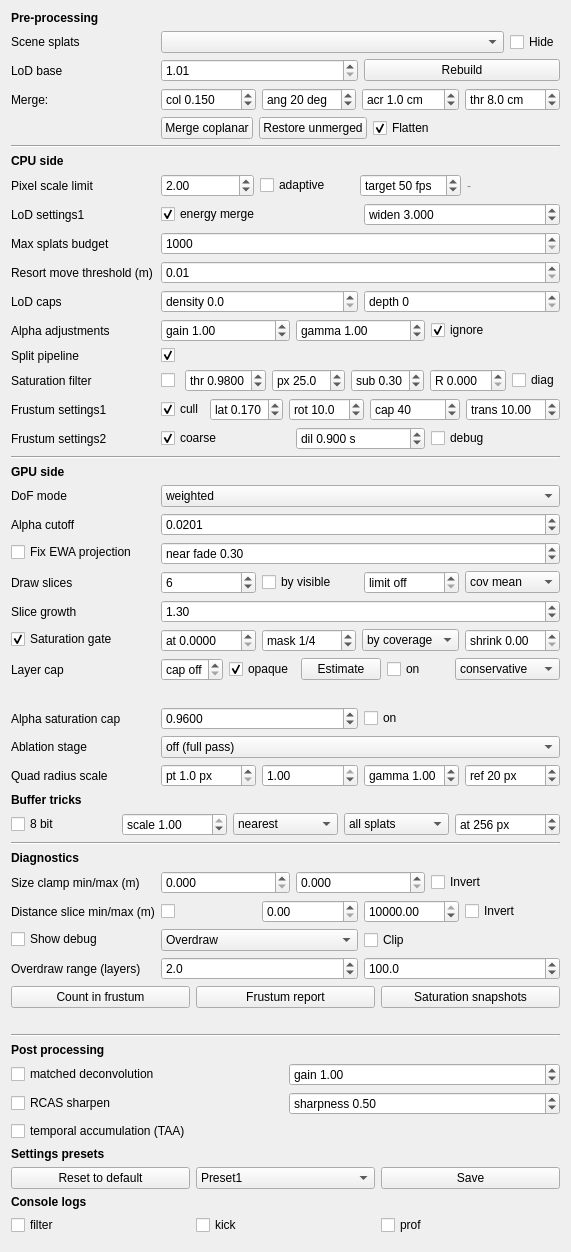
Qt form gui_client/GaussianSplatSettingsWidget.ui (russiaman/substrata_robo) before a commit.
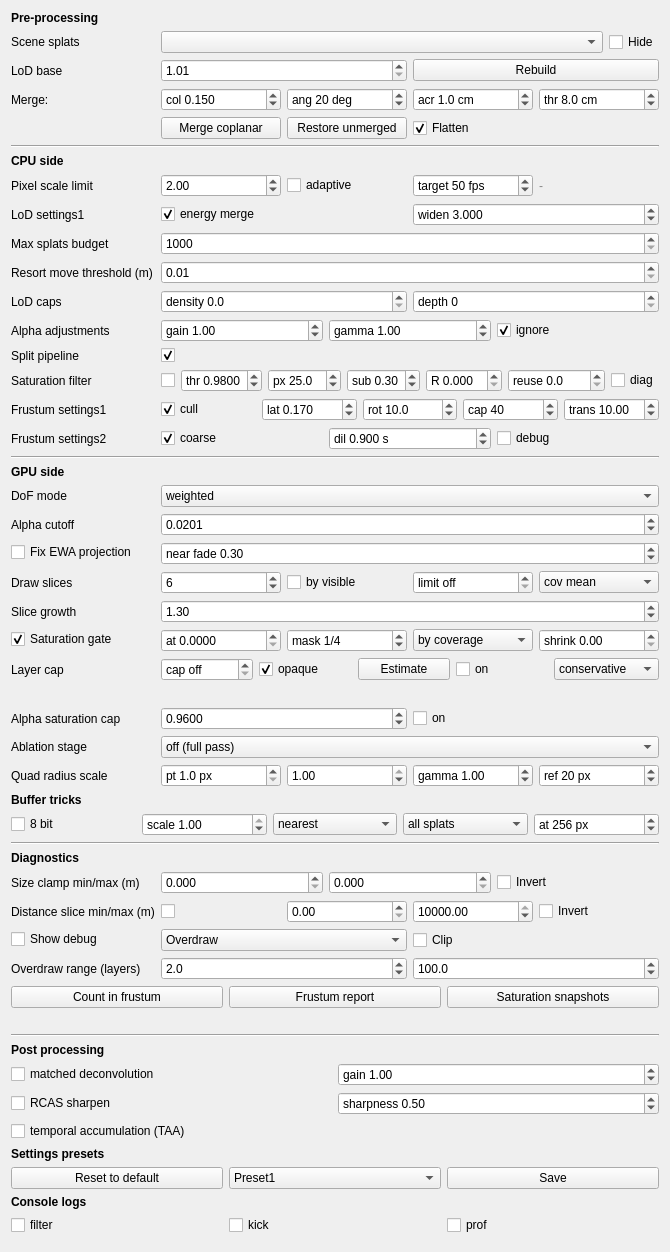
The same form after that commit.

Commit message:
Wire up the frontier reuse split-distance control in the splat settings UI
Adds the "reuse" spinbox next to sat_region_radius, load/save/reset wiring,
and setSatRegionRadius()-style plumbing into MainWindow. 0 (default)
reproduces prior behaviour bit-for-bit - see GaussianSplatRenderer's
frontier_reuse_split_dist.

Also strikes an outdated calibration figure from satRegionRadiusDoubleSpinBox's
tooltip: the "0.01-0.03 working range" quoted there was measured under a
since-reworked saturation pipeline and is not a current constraint.

What changed in the file:
```diff
--- a/gui_client/GaussianSplatSettingsWidget.ui
+++ b/gui_client/GaussianSplatSettingsWidget.ui
@@ -792,6 +792,31 @@
         </property>
        </widget>
       </item>
+      <item>
+       <widget class="QDoubleSpinBox" name="frontierReuseSplitDoubleSpinBox">
+        <property name="prefix">
+         <string>reuse </string>
+        </property>
+        <property name="toolTip">
+         <string>SESSION080 STEP B. FRONTIER REUSE. Distance, in world units, beyond which a traversal stops re-walking the tree and copies the previous traversal's own selection for that region instead. 0 = off, the walk-everything behaviour, bit-for-bit. Session080's STEP A measured that 99.2-99.9% of one traversal's frontier is chosen again by the next one at a normal walking step (95.2% even on an 8.2m dash), so the walk beyond this distance is re-deriving a set it already had - this skips that, along with the sort and the SoA gather for the same nodes. It cannot show a hole: a traversal runs cull-off, so a frontier from ANY camera position is a complete cut of the tree. What it costs is order - the inherited part keeps the front-to-back sort it had at the previous anchor, i.e. one traversal stale, which is the same staleness everything on screen already carries. Start near the frontier's d25 (see d25= in [gsr-traversal], ~26m on the interior) and watch reuse_n= for how much it inherits, expand_ms/sort_ms/soa_ms for what that saves, and delta_ws for the secondary win: a shorter traversal means less camera movement per kick, which is what actually drives sort staleness. Too small a value inherits the near field, where the eye resolves order - that is where artifacts would show first.</string>
+        </property>
+        <property name="decimals">
+         <number>1</number>
+        </property>
+        <property name="minimum">
+         <double>0.000000000000000</double>
+        </property>
+        <property name="maximum">
+         <double>1000.000000000000000</double>
+        </property>
+        <property name="singleStep">
+         <double>5.000000000000000</double>
+        </property>
+        <property name="value">
+         <double>0.000000000000000</double>
+        </property>
+       </widget>
+      </item>
       <item>
        <widget class="QCheckBox" name="satDiagCheckBox">
         <property name="text">
```
Left out of the diff: 2 changed lines with no effect on the pictures. The commit also changes 2 other files.
